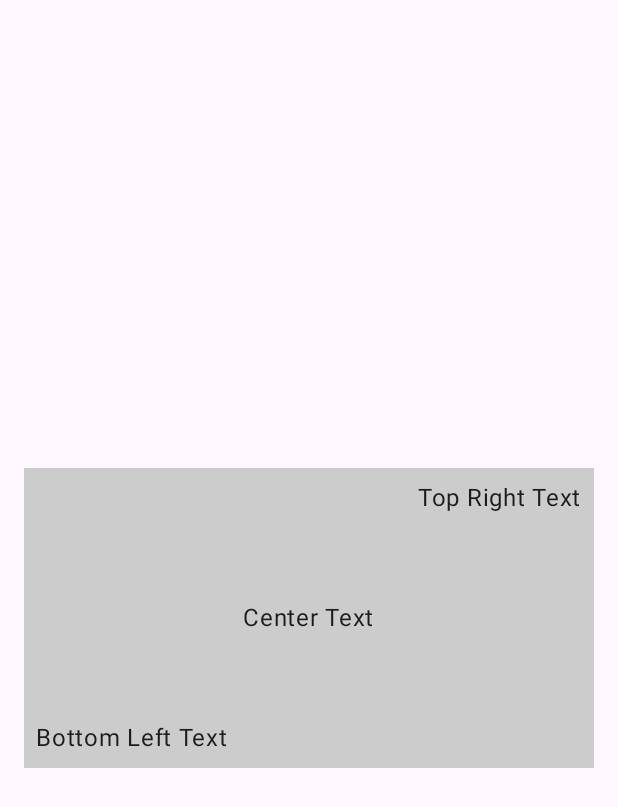
After one commit to hossain72/ComposeExample, an Android app built with Jetpack Compose: the composable ConstraintLayoutExample shown on its own in the app's theme, on a phone screen of 412 x 824 dp. The commit adds this screen. Shown: the top 807 px of the screen. Run offline under Robolectric (Android 15) with nearby library versions, the phone set to English and light mode, and no system bars; our stand-ins replace constraintlayout-compose.

Commit message:
constrain layout and bottom sheet example done

```diff
--- /dev/null
+++ b/app/src/main/java/com/rul/compose_example/new_jetpack_compose/layout_composable_4/ConstraintLayoutExample.kt
@@ -0,0 +1,72 @@
+package com.rul.compose_example.new_jetpack_compose.layout_composable_4
+
+import androidx.compose.foundation.background
+import androidx.compose.foundation.layout.Arrangement
+import androidx.compose.foundation.layout.Column
+import androidx.compose.foundation.layout.fillMaxSize
+import androidx.compose.foundation.layout.fillMaxWidth
+import androidx.compose.foundation.layout.height
+import androidx.compose.foundation.layout.padding
+import androidx.compose.material3.Text
+import androidx.compose.runtime.Composable
+import androidx.compose.ui.Alignment
+import androidx.compose.ui.Modifier
+import androidx.compose.ui.graphics.Color
+import androidx.compose.ui.tooling.preview.Preview
+import androidx.compose.ui.unit.dp
+import androidx.constraintlayout.compose.ConstraintLayout
+import androidx.constraintlayout.compose.ConstraintSet
+
+@Composable
+fun ConstraintLayoutExample() {
+    Column(
+        modifier = Modifier
+            .fillMaxSize()
+            .padding(horizontal = 16.dp),
+        verticalArrangement = Arrangement.Center,
+        horizontalAlignment = Alignment.CenterHorizontally
+    ) {
+        ConstraintLayout(
+            modifier = Modifier
+                .fillMaxWidth()
+                .height(200.dp)
+                .background(color = Color.LightGray)
+        ) {
+            val startGuideline = createGuidelineFromStart(0.1f)
+            // Create guideline from the end of the parent at 10% the width of the Composable
+            val endGuideline = createGuidelineFromEnd(0.1f)
+            //  Create guideline from 16 dp from the top of the parent
+            val topGuideline = createGuidelineFromTop(16.dp)
+            //  Create guideline from 16 dp from the bottom of the parent
+            val bottomGuideline = createGuidelineFromBottom(16.dp)
+
+            val (text1, text2, text3) = createRefs()
+
+            Text("Bottom Left Text", modifier = Modifier.constrainAs(text1) {
+                bottom.linkTo(parent.bottom, margin = 8.dp)
+                start.linkTo(parent.start, margin = 8.dp)
+            })
+
+            Text("Center Text", modifier = Modifier.constrainAs(text2) {
+                top.linkTo(parent.top, margin = 0.dp)
+                bottom.linkTo(parent.bottom, margin = 0.dp)
+                start.linkTo(parent.start, margin = 0.dp)
+                end.linkTo(parent.end)
+            })
+
+            Text("Top Right Text", modifier = Modifier.constrainAs(text3) {
+                end.linkTo(parent.end, margin = 8.dp)
+                top.linkTo(parent.top, margin = 8.dp)
+            })
+
+        }
+
+    }
+}
+
+
+@Preview(showSystemUi = true)
+@Composable
+fun Preview_ConstraintLayoutExample() {
+    ConstraintLayoutExample()
+}
```
Also changed, not shown: app/src/main/java/com/rul/compose_example/MainActivity.kt (+7 -1 lines), app/src/main/java/com/rul/compose_example/new_jetpack_compose/bottom_sheet_5/BottomSheetExample.kt (added, +69 -0 lines).
